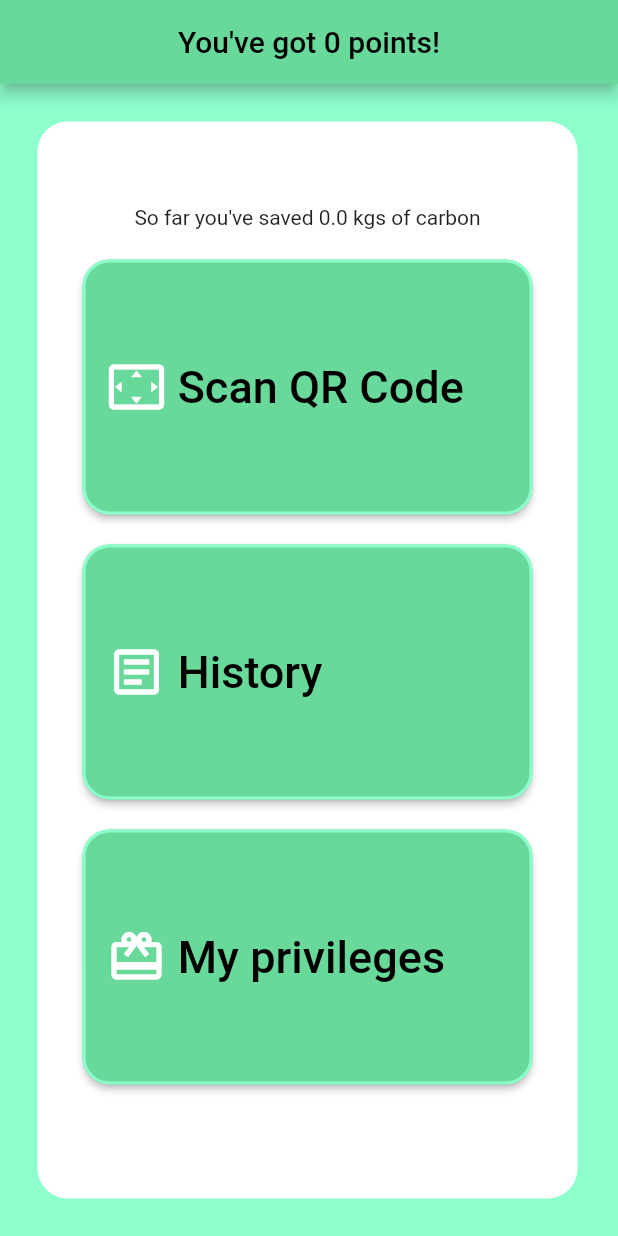
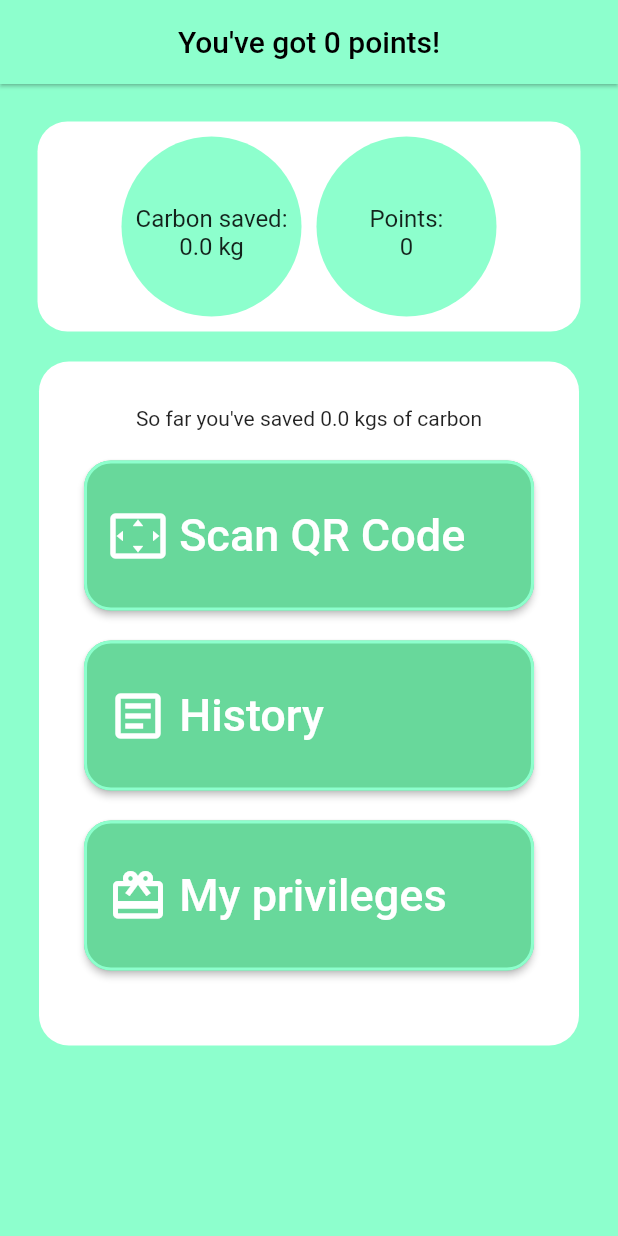
Before and after one commit to bartoszmaka00/hackathon_app, a Flutter app: the Menu screen opened by its route, on a phone screen of 412 x 824 dp. Run offline on Flutter 3.47's test engine with Material 2 defaults, Android fonts, the phone set to English and light mode, and no system bars; our stand-ins replace flutter_spinkit; missing offline and left inert: qr_code_scanner; network calls fail.

Commit message:
change menu layout

```diff
--- a/lib/shared/constans.dart
+++ b/lib/shared/constans.dart
@@ -3,12 +3,13 @@ import 'package:flutter/material.dart';
 const Color miceDarkGreen = Color(0xFFF68D89B);
 const Color miceLightGreen = Color(0xFFF8DFFCD);
 
-const double mainMenuButonHeight=170.0;
+const double mainMenuButonHeight=100.0;
 const double mainMenuButonWidth=300.0;
 const double mainMenuButonHeightSmall=120.0;
 const double mainMenuButonWidthSmall=300.0;
 const double mainMenuButtonFontSize=30;
 const double mainMenuButtonFontSizeSmall=20;
+const double circlesize = 50;
 
 class Palette {
   static const MaterialColor miceButtonColor = const MaterialColor(
--- a/lib/views/menu.dart
+++ b/lib/views/menu.dart
@@ -55,14 +55,66 @@ class _MenuState extends State<Menu> {
             resizeToAvoidBottomInset: false,
             backgroundColor: miceLightGreen,
             appBar: AppBar(
-              backgroundColor: miceDarkGreen,
+              elevation: 1,
+              backgroundColor: miceLightGreen,
               centerTitle: true,
               automaticallyImplyLeading: false,
               title: Text('You\'ve got $points points!'),
             ),
             body: SafeArea(
               minimum: EdgeInsets.all(25),
-              child: Container(
+              child: Column(
+                children: [
+
+                  Container(
+                    padding: EdgeInsets.fromLTRB(10.0, 10.0, 10.0, 10.0),
+
+                    decoration: BoxDecoration(
+                      color: Colors.white,
+                      borderRadius: BorderRadius.all(Radius.circular(20)),
+
+                    ),
+                    child: Row(
+                      mainAxisAlignment: MainAxisAlignment.center,
+                      children: [
+                        CircleAvatar(
+                          // padding: EdgeInsets.symmetric(vertical: circlesize, horizontal: circlesize),
+                          // margin: EdgeInsets.fromLTRB(2.5, 10.0, 2.5, 10.0),
+                          // decoration: BoxDecoration(
+                          //   color: miceLightGreen,
+                          //   borderRadius: BorderRadius.all(Radius.circular(circlesize+50)),
+                          // ),
+                          radius: 60,
+                          child: Column(
+                            children: [
+                              SizedBox(height: 45,),
+                              Text('Carbon saved:'),
+                              Text('${authorizationProvider.user.carbonFootprint} kg'),
+                            ],
+                          ),
+                        ),
+                        SizedBox(width: 10,),
+                        CircleAvatar(
+                          // padding: EdgeInsets.symmetric(vertical: circlesize, horizontal: circlesize),
+                          // margin: EdgeInsets.fromLTRB(2.5, 10.0, 2.5, 10.0),
+                          // decoration: BoxDecoration(
+                          //   color: miceLightGreen,
+                          //   borderRadius: BorderRadius.all(Radius.circular(circlesize+50)),
+                          // ),
+                          radius: 60,
+                          child: Column(
+                            children: [
+                              SizedBox(height: 45,),
+                              Text('Points:'),
+                              Text('$points'),
+                            ],
+                          ),
+                        ),
+                      ],
+                    ),
+                  ),
+                  SizedBox(height: 20,),
+                  Container(
                     padding: EdgeInsets.fromLTRB(30.0, 30.0, 30.0, 30.0),
                     decoration: BoxDecoration(
                       color: Colors.white,
@@ -122,7 +174,7 @@ class _MenuState extends State<Menu> {
                                     fontSize: !isVisibleExit
                                         ? mainMenuButtonFontSize
                                         : mainMenuButtonFontSizeSmall,
-                                color: Colors.black,
+                                    color: Colors.white,
                                   ),
                                 ),
                               ],
@@ -170,7 +222,7 @@ class _MenuState extends State<Menu> {
                                       fontSize: !isVisibleExit
                                           ? mainMenuButtonFontSize
                                           : mainMenuButtonFontSizeSmall,
-                                  color: Colors.black,
+                                      color: Colors.white,
                                     ),
                                   ),
                                 ],
@@ -215,7 +267,7 @@ class _MenuState extends State<Menu> {
                                       fontSize: !isVisibleExit
                                           ? mainMenuButtonFontSize
                                           : mainMenuButtonFontSizeSmall,
-                                  color: Colors.black,
+                                      color: Colors.white,
                                     ),
                                   ),
                                 ],
@@ -273,6 +325,8 @@ class _MenuState extends State<Menu> {
                       ],
                     ),
                   ),
+                ],
+              ),
             ),
           );
   }
--- a/lib/views/sign_in.dart
+++ b/lib/views/sign_in.dart
@@ -32,8 +32,14 @@ class _SignInState extends State<SignIn> {
             key: _formKey,
             child: SafeArea(
               minimum: EdgeInsets.all(25),
-              child: Container(
-                margin: EdgeInsets.fromLTRB(10.0, 190.0, 10.0, 190.0),
+
+              child: Column(
+                  mainAxisAlignment: MainAxisAlignment.center,
+                children: [
+                  Image(image: AssetImage('assets/logo.png')),
+                  SizedBox(height: 20,),
+                  Container(
+                    margin: EdgeInsets.fromLTRB(10.0, 10.0, 10.0, 20.0),
                     padding: EdgeInsets.fromLTRB(30.0, 10.0, 30.0, 10.0),
                     decoration: BoxDecoration(
                       color: Colors.white,
@@ -42,7 +48,7 @@ class _SignInState extends State<SignIn> {
                       ),
                     ),
                     child: Column(
-                  mainAxisAlignment: MainAxisAlignment.center,
+                      mainAxisAlignment: MainAxisAlignment.end,
                       children: [
                         Text('Login',
                           style: TextStyle(
@@ -123,6 +129,8 @@ class _SignInState extends State<SignIn> {
                       ],
                     ),
                   ),
+                ],
+              ),
             ),
           ));
   }
--- a/pubspec.yaml
+++ b/pubspec.yaml
@@ -64,9 +64,9 @@ flutter:
   uses-material-design: true
 
   # To add assets to your application, add an assets section, like this:
-  # assets:
-  #   - images/a_dot_burr.jpeg
-  #   - images/a_dot_ham.jpeg
+  assets:
+    - assets/logo.png
+
 
   # An image asset can refer to one or more resolution-specific "variants", see
   # https://flutter.dev/assets-and-images/#resolution-aware.
```
Also changed, not shown: assets/logo.png (added). Lines whose indentation alone changed are shown as unchanged.
